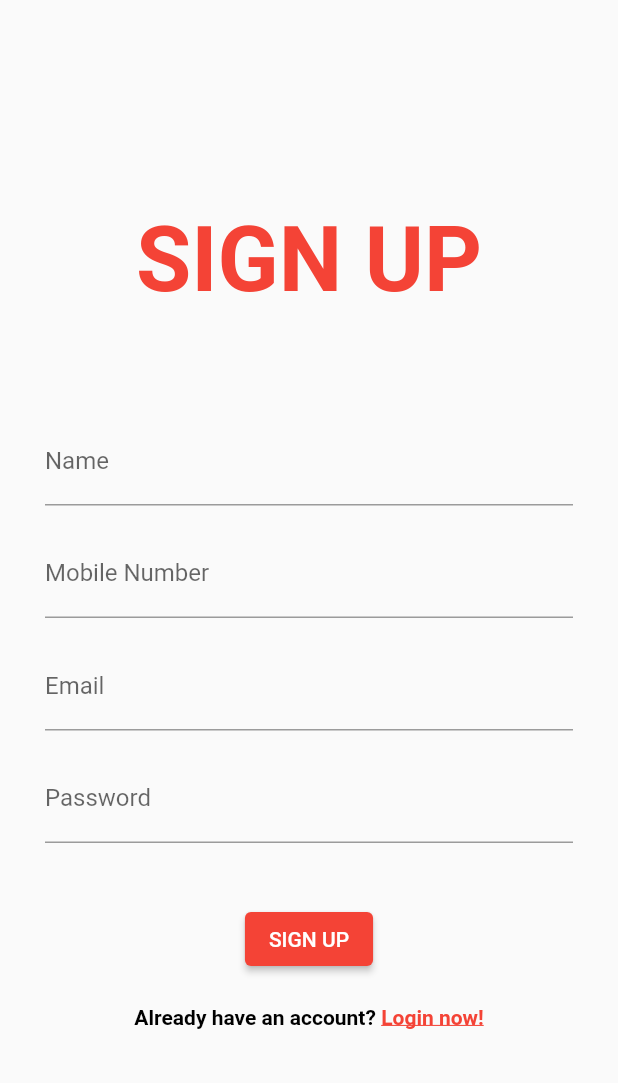
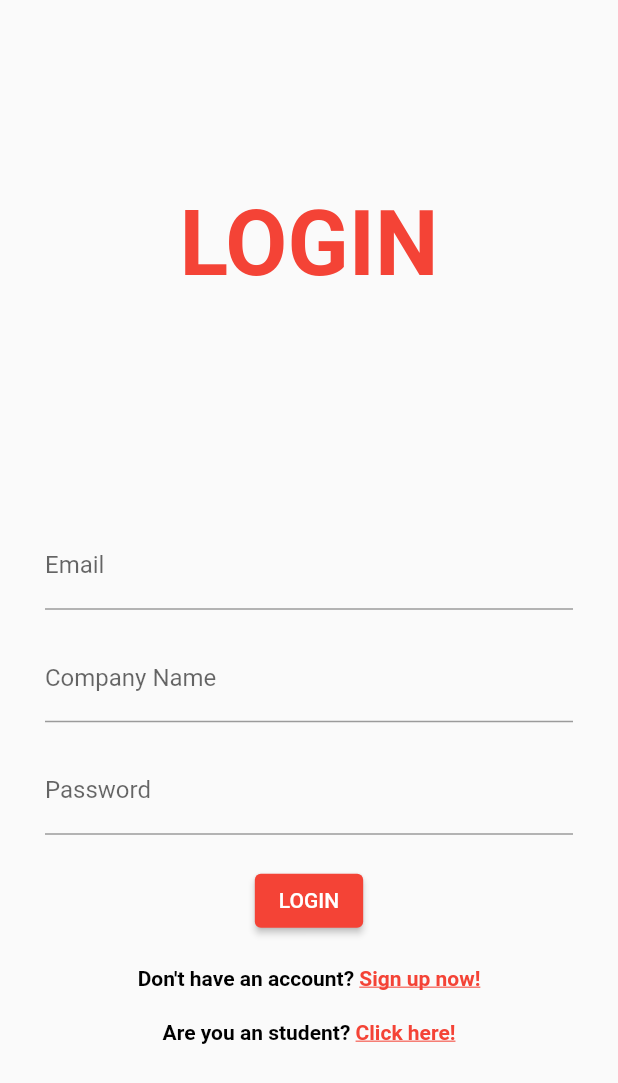
Before and after one commit to luiscnalves21/ESOF_internconnect, a Flutter app: the screen it shows after launch, after a tap on an icon or button, on a phone screen of 412 x 824 dp. Shown: the top 1083 px of the screen. Run offline on Flutter 3.47's test engine with Material 2 defaults, Android fonts, the phone set to English and light mode, and no system bars.

Commit message:
Added company pages

```diff
--- a/internconnect/lib/login_page_user.dart
+++ b/internconnect/lib/company_login_page.dart
@@ -1,22 +1,22 @@
 import 'package:flutter/material.dart';
-import 'package:internconnect/home_page.dart';
-import 'package:internconnect/signup_page_user.dart';
+import 'package:internconnect/company_signup_page.dart';
+import 'package:internconnect/student_login_page.dart';
+import 'package:internconnect/student_signup_page.dart';
 import 'main_page.dart';
 
-class LoginPage extends StatefulWidget {
-  const LoginPage({super.key});
+class CompanyLoginPage extends StatefulWidget {
+  const CompanyLoginPage({super.key});
 
   @override
-  State<LoginPage> createState() => _LoginPageState();
+  State<CompanyLoginPage> createState() => _CompanyLoginPageState();
 }
 
-class _LoginPageState extends State<LoginPage> {
+class _CompanyLoginPageState extends State<CompanyLoginPage> {
   final TextEditingController _emailController = TextEditingController();
   final TextEditingController _passwordController = TextEditingController();
+  final TextEditingController _companyController = TextEditingController();
 
   void _login() {
-    // Implement login logic here, such as calling a web service API to validate the user's credentials
-    // Assume the login is successful for this example
 
     if (_emailController.text == "1234@gmail.com" &&
         _passwordController.text == "1234") {
@@ -55,6 +55,13 @@ class _LoginPageState extends State<LoginPage> {
                 ),
                 const SizedBox(height: 16.0),
                 TextField(
+                  controller: _companyController,
+                  decoration: const InputDecoration(
+                    labelText: 'Company Name',
+                  ),
+                ),
+                const SizedBox(height: 16.0),
+                TextField(
                   controller: _passwordController,
                   decoration: const InputDecoration(
                     labelText: 'Password',
@@ -71,7 +78,7 @@ class _LoginPageState extends State<LoginPage> {
                   onTap: () {
                     Navigator.push(
                       context,
-                      MaterialPageRoute(builder: (context) => const SignupPage()),
+                      MaterialPageRoute(builder: (context) => const CompanySignupPage()),
                     );
                   },
                   child: const Text.rich(
@@ -99,12 +106,12 @@ class _LoginPageState extends State<LoginPage> {
                   onTap: () {
                     Navigator.push(
                       context,
-                      MaterialPageRoute(builder: (context) => const SignupPage()),
+                      MaterialPageRoute(builder: (context) => const StudentLoginPage()),
                     );
                   },
                   child: const Text.rich(
                     TextSpan(
-                      text: 'Are you an employer? ',
+                      text: 'Are you an student? ',
                       style:
                         TextStyle(
                           color: Colors.black,
--- a/internconnect/lib/signup_page_user.dart
+++ b/internconnect/lib/company_signup_page.dart
@@ -1,18 +1,18 @@
 import 'package:flutter/material.dart';
-import 'package:internconnect/home_page.dart';
 import 'main_page.dart';
 
-class SignupPage extends StatefulWidget {
-  const SignupPage({Key? key});
+class CompanySignupPage extends StatefulWidget {
+  const CompanySignupPage({super.key});
 
   @override
-  State<SignupPage> createState() => _SignupPageState();
+  State<CompanySignupPage> createState() => _CompanySignupPageState();
 }
 
-class _SignupPageState extends State<SignupPage> {
+class _CompanySignupPageState extends State<CompanySignupPage> {
   final TextEditingController _nameController = TextEditingController();
   final TextEditingController _mobileController = TextEditingController();
   final TextEditingController _emailController = TextEditingController();
+  final TextEditingController _companyController = TextEditingController();
   final TextEditingController _passwordController = TextEditingController();
 
   void _signup() {
@@ -67,6 +67,13 @@ class _SignupPageState extends State<SignupPage> {
                 ),
                 const SizedBox(height: 16.0),
                 TextField(
+                  controller: _companyController,
+                  decoration: const InputDecoration(
+                    labelText: 'Company Name',
+                  ),
+                ),
+                const SizedBox(height: 16.0),
+                TextField(
                   controller: _passwordController,
                   decoration: const InputDecoration(
                     labelText: 'Password',
--- a/internconnect/lib/my_app.dart
+++ b/internconnect/lib/my_app.dart
@@ -1,6 +1,6 @@
 import 'package:flutter/material.dart';
 
-import 'login_page_user.dart';
+import 'student_login_page.dart';
 
 class MyApp extends StatelessWidget {
   const MyApp({Key? key}) : super(key: key);
@@ -11,7 +11,7 @@ class MyApp extends StatelessWidget {
       title: 'interNconnect',
       debugShowCheckedModeBanner: false,
       theme: ThemeData(primarySwatch: Colors.red),
-      home: LoginPage(),
+      home: StudentLoginPage(),
     );
   }
 }
--- /dev/null
+++ b/internconnect/lib/student_login_page.dart
@@ -0,0 +1,134 @@
+import 'package:flutter/material.dart';
+import 'package:internconnect/company_login_page.dart';
+import 'package:internconnect/company_signup_page.dart';
+import 'package:internconnect/student_signup_page.dart';
+import 'main_page.dart';
+
+class StudentLoginPage extends StatefulWidget {
+  const StudentLoginPage({super.key});
+
+  @override
+  State<StudentLoginPage> createState() => _StudentLoginPageState();
+}
+
+class _StudentLoginPageState extends State<StudentLoginPage> {
+  final TextEditingController _emailController = TextEditingController();
+  final TextEditingController _passwordController = TextEditingController();
+
+  void _login() {
+    // Implement login logic here, such as calling a web service API to validate the user's credentials
+    // Assume the login is successful for this example
+
+    if (_emailController.text == "1234@gmail.com" &&
+        _passwordController.text == "1234") {
+      Navigator.pushReplacement(
+        context,
+        MaterialPageRoute(builder: (context) => const MainPage()),
+      );
+    }
+  }
+
+  Widget build(BuildContext context) {
+    return Scaffold(
+      body: SingleChildScrollView(
+        child: SizedBox(
+          width: MediaQuery.of(context).size.width,
+          height: MediaQuery.of(context).size.height,
+          child: Padding(
+            padding: const EdgeInsets.all(30.0),
+            child: Column(
+              mainAxisAlignment: MainAxisAlignment.center,
+              children: <Widget>[
+                const Text(
+                  'LOGIN',
+                  style: TextStyle(
+                      fontSize: 60.0,
+                      color: Colors.red,
+                      fontWeight: FontWeight.bold),
+                ),
+                const SizedBox(height: 150.0),
+                TextField(
+                  controller: _emailController,
+                  keyboardType: TextInputType.emailAddress,
+                  decoration: const InputDecoration(
+                    labelText: 'Email',
+                  ),
+                ),
+                const SizedBox(height: 16.0),
+                TextField(
+                  controller: _passwordController,
+                  decoration: const InputDecoration(
+                    labelText: 'Password',
+                  ),
+                  obscureText: true,
+                ),
+                const SizedBox(height: 20.0),
+                ElevatedButton(
+                  onPressed: (_login),
+                  child: const Text('LOGIN'),
+                ),
+                const SizedBox(height: 20.0),
+                GestureDetector(
+                  onTap: () {
+                    Navigator.push(
+                      context,
+                      MaterialPageRoute(builder: (context) => const StudentSignupPage()),
+                    );
+                  },
+                  child: const Text.rich(
+                    TextSpan(
+                      text: 'Don\'t have an account? ',
+                      style: TextStyle(
+                        color: Colors.black,
+                        fontWeight: FontWeight.bold
+                      ),
+                      children: <TextSpan>[
+                        TextSpan(
+                          text: 'Sign up now!',
+                          style: TextStyle(
+                            color: Colors.red,
+                            fontWeight: FontWeight.bold,
+                            decoration: TextDecoration.underline
+                          ),
+                        ),
+                      ],
+                    ),
+                  ),
+                ),
+                const SizedBox(height: 20.0),
+                GestureDetector(
+                  onTap: () {
+                    Navigator.push(
+                      context,
+                      MaterialPageRoute(builder: (context) => const CompanyLoginPage()),
+                    );
+                  },
+                  child: const Text.rich(
+                    TextSpan(
+                      text: 'Are you an employer? ',
+                      style:
+                        TextStyle(
+                          color: Colors.black,
+                          fontWeight: FontWeight.bold
+                        ),
+                      children: <TextSpan>[
+                        TextSpan(
+                          text: 'Click here!',
+                          style: TextStyle(
+                            color: Colors.red,
+                            fontWeight: FontWeight.bold,
+                            decoration: TextDecoration.underline
+                          ),
+                        ),
+                      ],
+                    ),
+                  ),
+                )
+              ],
+            ),
+          ),
+        ),
+      ),
+    );
+  }
+}
```
Also changed, not shown: internconnect/lib/student_signup_page.dart (added, +112 -0 lines).
